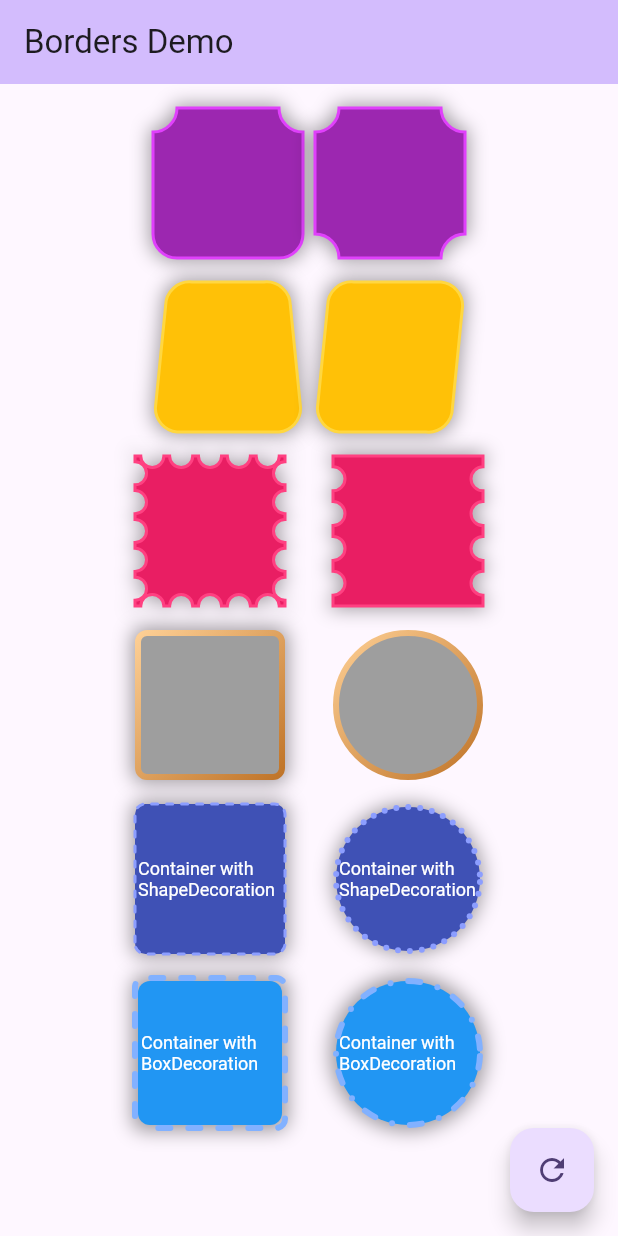
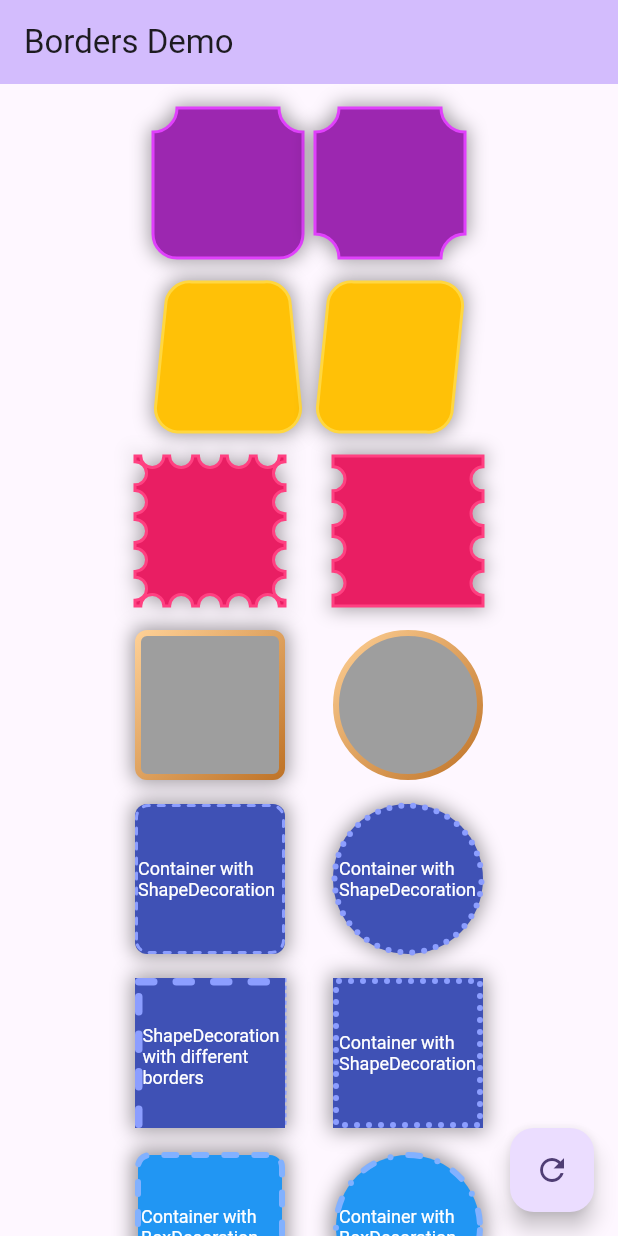
Before and after one commit to shirne/flutter_borders, a Flutter app: the screen it shows after launch, on a phone screen of 412 x 824 dp. Run offline on Flutter 3.47's test engine with Material 3 defaults, Android fonts, the phone set to English and light mode, and no system bars.

Commit message:
fix dashed strokeAlign

```diff
--- a/example/lib/main.dart
+++ b/example/lib/main.dart
@@ -331,6 +331,78 @@ class _MyHomePageState extends State<MyHomePage> {
                     duration: const Duration(seconds: 1),
                     width: 100,
                     height: 100,
+                    decoration: ShapeDecoration(
+                      color: Colors.indigo,
+                      shape: DashedBorder(
+                        top: StyledBorderSide(
+                          color: Colors.indigoAccent[100]!,
+                          width: state == 1 ? 5 : 1,
+                          dashStyle: state == 1
+                              ? BorderDash.dashed
+                              : BorderDash.dotted,
+                        ),
+                        left: StyledBorderSide(
+                          color: Colors.indigoAccent[100]!,
+                          width: state == 1 ? 5 : 1,
+                          dashStyle: state == 1
+                              ? BorderDash.dashed
+                              : BorderDash.dotted,
+                        ),
+                        right: StyledBorderSide(
+                          color: Colors.indigoAccent[100]!,
+                          width: state == 1 ? 1 : 5,
+                          strokeAlign: 1,
+                          dashStyle: state == 1
+                              ? BorderDash.dashed
+                              : BorderDash.dotted,
+                        ),
+                        bottom: StyledBorderSide.none,
+                      ),
+                      shadows: const [
+                        BoxShadow(
+                          color: Colors.black38,
+                          blurRadius: 10,
+                          spreadRadius: 2,
+                        ),
+                      ],
+                    ),
+                    alignment: Alignment.center,
+                    child: const Text('ShapeDecoration with different borders'),
+                  ),
+                  const SizedBox(width: 32),
+                  AnimatedContainer(
+                    duration: const Duration(seconds: 1),
+                    width: 100,
+                    height: 100,
+                    decoration: ShapeDecoration(
+                      color: Colors.indigo,
+                      shape: DashedBorder.all(
+                        color: Colors.indigoAccent[100]!,
+                        width: 4,
+                        dashStyle:
+                            state == 1 ? BorderDash.dotted : BorderDash.morse,
+                      ),
+                      shadows: const [
+                        BoxShadow(
+                          color: Colors.black38,
+                          blurRadius: 10,
+                          spreadRadius: 2,
+                        ),
+                      ],
+                    ),
+                    alignment: Alignment.center,
+                    child: const Text('Container with ShapeDecoration'),
+                  ),
+                ],
+              ),
+              const SizedBox(height: 16),
+              Row(
+                mainAxisAlignment: MainAxisAlignment.center,
+                children: [
+                  AnimatedContainer(
+                    duration: const Duration(seconds: 1),
+                    width: 100,
+                    height: 100,
                     decoration: BoxDecoration(
                       color: Colors.blue,
                       border: DashedBoxBorder.all(
```
Also changed, not shown: lib/src/dashed_border.dart (+50 -27 lines), lib/src/dashed_box_border.dart (+19 -22 lines), example/pubspec.lock.
